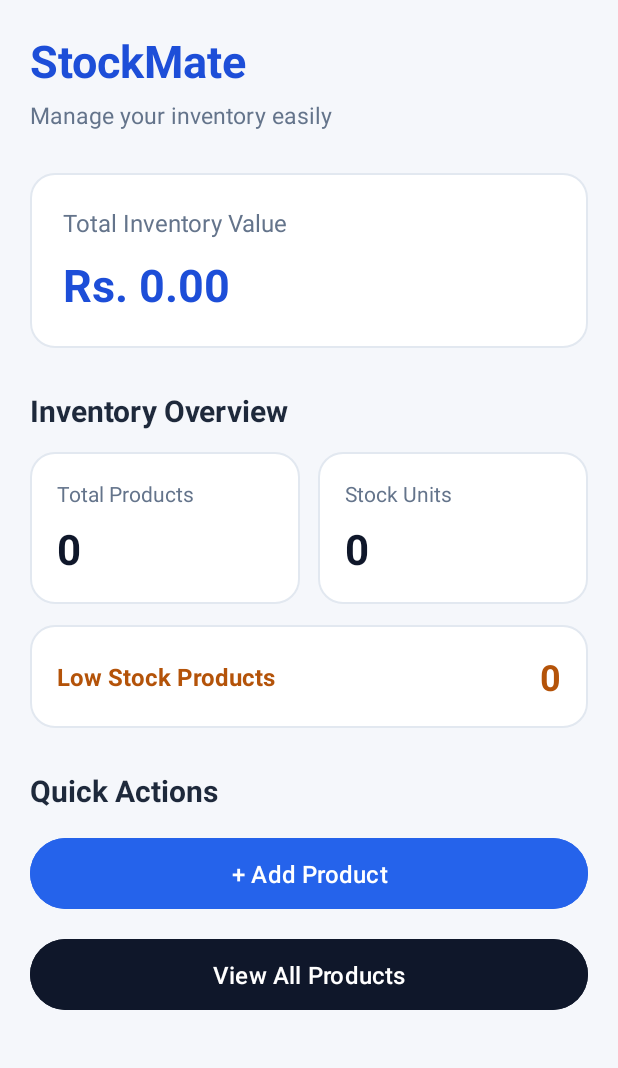
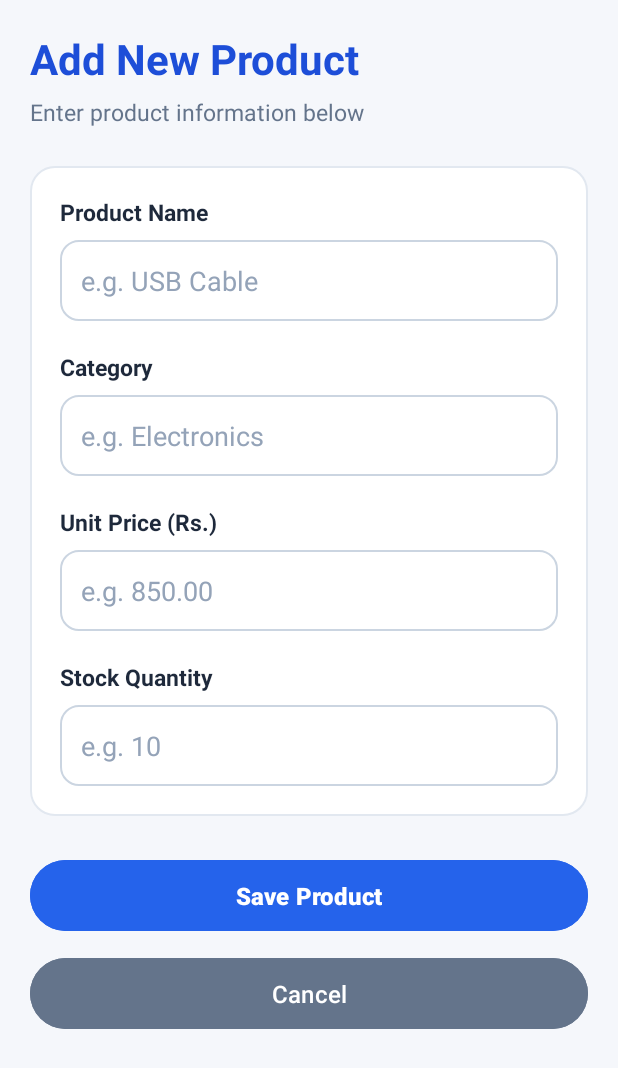
Before and after one commit to dinukahansana/StockMate, an Android app: the screen it shows after launch (MainActivity before the commit, AddEditProductActivity after it), after a tap on "+ Add Product", on a phone screen of 412 x 824 dp. Shown: the top 1068 px of the screen. Run offline under Robolectric (Android 15) with nearby library versions, the phone set to English and light mode, and no system bars.

Commit message:
Implement add product screen with SQLite insertion

```diff
--- a/app/src/main/AndroidManifest.xml
+++ b/app/src/main/AndroidManifest.xml
@@ -21,6 +21,9 @@
                 <category android:name="android.intent.category.LAUNCHER" />
             </intent-filter>
         </activity>
+        <activity
+            android:name=".AddEditProductActivity"
+            android:exported="false" />
     </application>
 
 </manifest>
--- a/app/src/main/java/com/example/stockmate/MainActivity.java
+++ b/app/src/main/java/com/example/stockmate/MainActivity.java
@@ -9,6 +9,7 @@ import androidx.appcompat.app.AppCompatActivity;
 
 import java.util.ArrayList;
 import java.util.Locale;
+import android.content.Intent;
 
 public class MainActivity extends AppCompatActivity {
 
@@ -41,11 +42,13 @@ public class MainActivity extends AppCompatActivity {
 
         // Add Product Button
         btnAddProduct.setOnClickListener(v -> {
-            Toast.makeText(
-                    this,
-                    "Add Product screen coming next!",
-                    Toast.LENGTH_SHORT
-            ).show();
+
+            Intent intent = new Intent(
+                    MainActivity.this,
+                    AddEditProductActivity.class
+            );
+
+            startActivity(intent);
         });
 
         // View Products Button
--- /dev/null
+++ b/app/src/main/res/drawable/bg_input.xml
@@ -0,0 +1,12 @@
+<?xml version="1.0" encoding="utf-8"?>
+<shape xmlns:android="http://schemas.android.com/apk/res/android">
+
+    <solid android:color="#FFFFFF" />
+
+    <corners android:radius="12dp" />
+
+    <stroke
+        android:width="1dp"
+        android:color="#CBD5E1" />
+
+</shape>
--- /dev/null
+++ b/app/src/main/res/layout/activity_add_edit_product.xml
@@ -0,0 +1,167 @@
+<?xml version="1.0" encoding="utf-8"?>
+<ScrollView
+    xmlns:android="http://schemas.android.com/apk/res/android"
+    android:layout_width="match_parent"
+    android:layout_height="match_parent"
+    android:background="#F5F7FB"
+    android:fitsSystemWindows="true"
+    android:fillViewport="true">
+
+    <LinearLayout
+        android:layout_width="match_parent"
+        android:layout_height="wrap_content"
+        android:orientation="vertical"
+        android:padding="20dp">
+
+        <!-- Page Title -->
+        <TextView
+            android:id="@+id/tvFormTitle"
+            android:layout_width="match_parent"
+            android:layout_height="wrap_content"
+            android:text="Add New Product"
+            android:textSize="28sp"
+            android:textStyle="bold"
+            android:textColor="#1D4ED8" />
+
+        <TextView
+            android:layout_width="match_parent"
+            android:layout_height="wrap_content"
+            android:text="Enter product information below"
+            android:textSize="15sp"
+            android:textColor="#64748B"
+            android:layout_marginTop="6dp" />
+
+        <!-- Form Card -->
+        <LinearLayout
+            android:layout_width="match_parent"
+            android:layout_height="wrap_content"
+            android:orientation="vertical"
+            android:background="@drawable/bg_card"
+            android:padding="20dp"
+            android:layout_marginTop="25dp">
+
+            <!-- Product Name -->
+            <TextView
+                android:layout_width="match_parent"
+                android:layout_height="wrap_content"
+                android:text="Product Name"
+                android:textSize="15sp"
+                android:textStyle="bold"
+                android:textColor="#1E293B" />
+
+            <EditText
+                android:id="@+id/etProductName"
+                android:layout_width="match_parent"
+                android:layout_height="wrap_content"
+                android:minHeight="54dp"
+                android:hint="e.g. USB Cable"
+                android:inputType="textCapWords"
+                android:singleLine="true"
+                android:padding="14dp"
+                android:textColor="#0F172A"
+                android:textColorHint="#94A3B8"
+                android:background="@drawable/bg_input"
+                android:layout_marginTop="8dp" />
+
+            <!-- Category -->
+            <TextView
+                android:layout_width="match_parent"
+                android:layout_height="wrap_content"
+                android:text="Category"
+                android:textSize="15sp"
+                android:textStyle="bold"
+                android:textColor="#1E293B"
+                android:layout_marginTop="20dp" />
+
+            <EditText
+                android:id="@+id/etCategory"
+                android:layout_width="match_parent"
+                android:layout_height="wrap_content"
+                android:minHeight="54dp"
+                android:hint="e.g. Electronics"
+                android:inputType="textCapWords"
+                android:singleLine="true"
+                android:padding="14dp"
+                android:textColor="#0F172A"
+                android:textColorHint="#94A3B8"
+                android:background="@drawable/bg_input"
+                android:layout_marginTop="8dp" />
+
+            <!-- Price -->
+            <TextView
+                android:layout_width="match_parent"
+                android:layout_height="wrap_content"
+                android:text="Unit Price (Rs.)"
+                android:textSize="15sp"
+                android:textStyle="bold"
+                android:textColor="#1E293B"
+                android:layout_marginTop="20dp" />
+
+            <EditText
+                android:id="@+id/etPrice"
+                android:layout_width="match_parent"
+                android:layout_height="wrap_content"
+                android:minHeight="54dp"
+                android:hint="e.g. 850.00"
+                android:inputType="numberDecimal"
+                android:singleLine="true"
+                android:padding="14dp"
+                android:textColor="#0F172A"
+                android:textColorHint="#94A3B8"
+                android:background="@drawable/bg_input"
+                android:layout_marginTop="8dp" />
+
+            <!-- Quantity -->
+            <TextView
+                android:layout_width="match_parent"
+                android:layout_height="wrap_content"
+                android:text="Stock Quantity"
+                android:textSize="15sp"
+                android:textStyle="bold"
+                android:textColor="#1E293B"
+                android:layout_marginTop="20dp" />
+
+            <EditText
+                android:id="@+id/etQuantity"
+                android:layout_width="match_parent"
+                android:layout_height="wrap_content"
+                android:minHeight="54dp"
+                android:hint="e.g. 10"
+                android:inputType="number"
+                android:singleLine="true"
+                android:padding="14dp"
+                android:textColor="#0F172A"
+                android:textColorHint="#94A3B8"
+                android:background="@drawable/bg_input"
+                android:layout_marginTop="8dp" />
+
+        </LinearLayout>
+
+        <!-- Save Button -->
+        <Button
+            android:id="@+id/btnSaveProduct"
+            android:layout_width="match_parent"
+            android:layout_height="55dp"
+            android:text="Save Product"
+            android:textSize="16sp"
+            android:textStyle="bold"
+            android:textAllCaps="false"
+            android:textColor="#FFFFFF"
+            android:backgroundTint="#2563EB"
+            android:layout_marginTop="25dp" />
+
+        <!-- Cancel Button -->
+        <Button
+            android:id="@+id/btnCancel"
+            android:layout_width="match_parent"
+            android:layout_height="55dp"
+            android:text="Cancel"
+            android:textSize="16sp"
+            android:textAllCaps="false"
+            android:textColor="#FFFFFF"
+            android:backgroundTint="#64748B"
+            android:layout_marginTop="10dp" />
+
+    </LinearLayout>
+
+</ScrollView>
```
Also changed, not shown: app/src/main/java/com/example/stockmate/AddEditProductActivity.java (added, +189 -0 lines).
